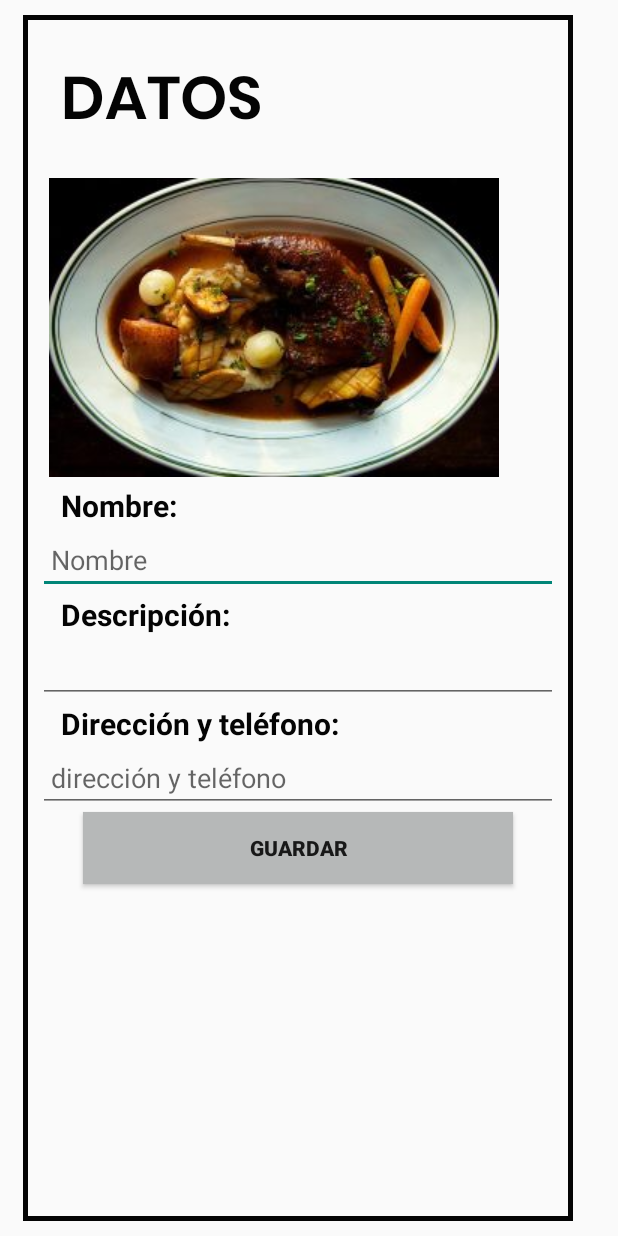
After one commit to luisccc99/EXAMEN_U2, an Android app: the CaptureActivity screen opened directly, with no data from a screen before it, on a phone screen of 412 x 824 dp. The commit adds this screen. Run offline under Robolectric (Android 15) with nearby library versions, the phone set to English and light mode, and no system bars.

Commit message:
Comentando código, agregando intents para linkear las activitys

```diff
--- a/EXA_U2/app/build.gradle
+++ b/EXA_U2/app/build.gradle
@@ -31,4 +31,5 @@ dependencies {
     testImplementation 'junit:junit:4.12'
     androidTestImplementation 'androidx.test.ext:junit:1.1.1'
     androidTestImplementation 'androidx.test.espresso:espresso-core:3.2.0'
+    implementation 'com.google.android.material:material:1.1.0'
 }
--- a/EXA_U2/app/src/main/AndroidManifest.xml
+++ b/EXA_U2/app/src/main/AndroidManifest.xml
@@ -8,7 +8,8 @@
         android:label="@string/app_name"
         android:roundIcon="@mipmap/ic_launcher_round"
         android:supportsRtl="true"
-        android:theme="@style/AppTheme">
+        android:theme="@style/Theme.Design.Light.NoActionBar">
+        <activity android:name=".CaptureActivity"></activity>
         <activity android:name=".MainActivity">
             <intent-filter>
                 <action android:name="android.intent.action.MAIN" />
--- /dev/null
+++ b/EXA_U2/app/src/main/java/com/example/examen_u2/CaptureActivity.java
@@ -0,0 +1,27 @@
+package com.example.examen_u2;
+
+import androidx.appcompat.app.AppCompatActivity;
+
+import android.content.Intent;
+import android.os.Bundle;
+
+public class CaptureActivity extends AppCompatActivity {
+
+    @Override
+    protected void onCreate(Bundle savedInstanceState) {
+        super.onCreate(savedInstanceState);
+        setContentView(R.layout.activity_capture);
+    }
+                                                                                                    /*Este método se activa cada vez que se presiona con el botón back del dispositivo
+                                                                                                    * y al presionarlo vuelve a generar un intent para ir a la clase Main además
+                                                                                                    * recibe la instrucción o bandera de borrar la actividad que esté en la parte superior de la
+                                                                                                    * pila de memoria, agregando un valor booleano de que se ha cerrado y terminado el intent de esta actividad
+                                                                                                    * esto se hace para no estár abriendo multiples ventana para evitar saturar la memoria del dispositivo*/
+    @Override
+    public void onBackPressed() {
+        Intent intent = new Intent(getApplicationContext(), MainActivity.class);
+        intent.setFlags(Intent.FLAG_ACTIVITY_CLEAR_TOP);
+        intent.putExtra("EXIT", true);
+        startActivity(intent);
+    }
+}
--- a/EXA_U2/app/src/main/java/com/example/examen_u2/MainActivity.java
+++ b/EXA_U2/app/src/main/java/com/example/examen_u2/MainActivity.java
@@ -2,13 +2,37 @@ package com.example.examen_u2;
 
 import androidx.appcompat.app.AppCompatActivity;
 
+import android.content.Intent;
 import android.os.Bundle;
+import android.view.View;
+import android.widget.Button;
+import android.widget.Toast;
 
 public class MainActivity extends AppCompatActivity {
-
+    Intent intent;                                                                                  //Generamos un Intent global que nos permitirá maipularlo según sea el caso del botón seleccionado
     @Override
     protected void onCreate(Bundle savedInstanceState) {
         super.onCreate(savedInstanceState);
         setContentView(R.layout.activity_main);
     }
+    public void onClick(View v){                                                                    //Generé un método global para los 3 botones el cual coniene un switch case que va a determinar cual de los 3 botones se seleccionó mediante su ID
+        switch (v.getId()){                                                                         //Aquí vamos a recuperar el ID del botón pulsado para compararlo con los ID de cada botón
+            case R.id.btn_capture:
+                Toast.makeText(this,"Capturar",Toast.LENGTH_SHORT).show();
+                intent = new Intent(v.getContext(),CaptureActivity.class);                          //Generamos el Intent explicito ya que le indicamos que Activity va a ejecturar
+                break;
+            case R.id.btn_show:
+                Toast.makeText(this,"Mostrar",Toast.LENGTH_SHORT).show();
+                break;
+            case R.id.btn_exit:
+                Toast.makeText(this,"Salir",Toast.LENGTH_SHORT).show();
+        }
+                                                                                                    /*En esta instrucción verificaremos el valor que es agregado al intent
+                                                                                                    cada vez que se presiona el botón de back en alguna otra actividad
+                                                                                                    y si contiene  un valor falso bajo el nombre "EXIT" va a proceder a finalizar la app*/
+        if (getIntent().getBooleanExtra("EXIT", false)) {
+            finish();}
+        else
+            startActivity(intent);                                                                  //Aqui ejecutamos el intent generado al presionar algún botón
+    }
 }
--- /dev/null
+++ b/EXA_U2/app/src/main/res/layout/activity_capture.xml
@@ -0,0 +1,92 @@
+<?xml version="1.0" encoding="utf-8"?>
+<LinearLayout xmlns:android="http://schemas.android.com/apk/res/android"
+    xmlns:app="http://schemas.android.com/apk/res-auto"
+    xmlns:tools="http://schemas.android.com/tools"
+    android:layout_width="match_parent"
+    android:layout_height="match_parent"
+    tools:context=".CaptureActivity">
+
+    <LinearLayout
+        android:layout_width="match_parent"
+        android:layout_height="match_parent"
+        android:layout_marginVertical="10dip"
+        android:layout_marginLeft="15dip"
+        android:layout_marginRight="30dip"
+        android:background="@drawable/borde"
+        android:orientation="vertical">
+
+        <TextView
+            android:layout_width="match_parent"
+            android:layout_height="wrap_content"
+            android:layout_margin="15dip"
+            android:fontFamily="@font/poppins"
+            android:text="DATOS"
+            android:textColor="@color/negro"
+            android:textSize="40dip" />
+
+        <ImageView
+            android:id="@+id/imageView3"
+            android:layout_width="wrap_content"
+            android:layout_height="wrap_content"
+            app:srcCompat="@drawable/posho"
+            android:layout_marginHorizontal="7dip"
+            android:layout_marginBottom="5dip"/>
+        <TextView
+            android:layout_width="match_parent"
+            android:layout_height="wrap_content"
+            android:text="Nombre:"
+            android:textColor="@color/negro"
+            android:textStyle="bold"
+            android:textSize="20dip"
+            android:layout_marginLeft="15dip"/>
+
+        <EditText
+            android:id="@+id/txt_Name"
+            android:layout_width="match_parent"
+            android:layout_height="wrap_content"
+            android:ems="10"
+            android:inputType="textPersonName"
+            android:hint=" Nombre" />
+        <TextView
+            android:layout_width="match_parent"
+            android:layout_height="wrap_content"
+            android:text="Descripción:"
+            android:textColor="@color/negro"
+            android:textStyle="bold"
+            android:textSize="20dip"
+            android:layout_marginLeft="15dip"/>
+
+        <EditText
+            android:id="@+id/txt_Desc"
+            android:layout_width="match_parent"
+            android:layout_height="wrap_content"
+            android:ems="10"
+            android:gravity="start|top"
+            android:inputType="textMultiLine" />
+        <TextView
+            android:layout_width="match_parent"
+            android:layout_height="wrap_content"
+            android:text="Dirección y teléfono:"
+            android:textColor="@color/negro"
+            android:textStyle="bold"
+            android:textSize="20dip"
+            android:layout_marginLeft="15dip"/>
+
+        <EditText
+            android:id="@+id/txt_Address"
+            android:layout_width="match_parent"
+            android:layout_height="wrap_content"
+            android:ems="10"
+            android:inputType="textPersonName"
+            android:hint=" dirección y teléfono" />
+        <Button
+            android:layout_width="match_parent"
+            android:layout_height="wrap_content"
+            android:layout_gravity="center"
+            android:text="Guardar"
+            android:textStyle="bold"
+            android:layout_marginHorizontal="30dip"
+            android:background="#B6B8B8"/>
+
+    </LinearLayout>
+</LinearLayout>
--- a/EXA_U2/app/src/main/res/layout/activity_main.xml
+++ b/EXA_U2/app/src/main/res/layout/activity_main.xml
@@ -76,7 +76,8 @@
                 android:textStyle="bold"
                 android:textColor="#fff"
                 android:background="#673AB7"
-                android:layout_margin="2dip"/>
+                android:layout_margin="2dip"
+                android:onClick="onClick"/>
 
             <Button
                 android:id="@+id/btn_show"
@@ -88,7 +89,8 @@
                 android:textStyle="bold"
                 android:textColor="#fff"
                 android:background="#A50D16"
-                android:layout_margin="2dip"/>
+                android:layout_margin="2dip"
+                android:onClick="onClick"/>
 
             <Button
                 android:id="@+id/btn_exit"
@@ -100,7 +102,8 @@
                 android:textStyle="bold"
                 android:textColor="#fff"
                 android:background="#5594C6"
-                android:layout_margin="2dip"/>
+                android:layout_margin="2dip"
+                android:onClick="onClick"/>
 
         </LinearLayout>
 
```
Also changed, not shown: EXA_U2/app/src/main/res/drawable/posho.jpg (added).
